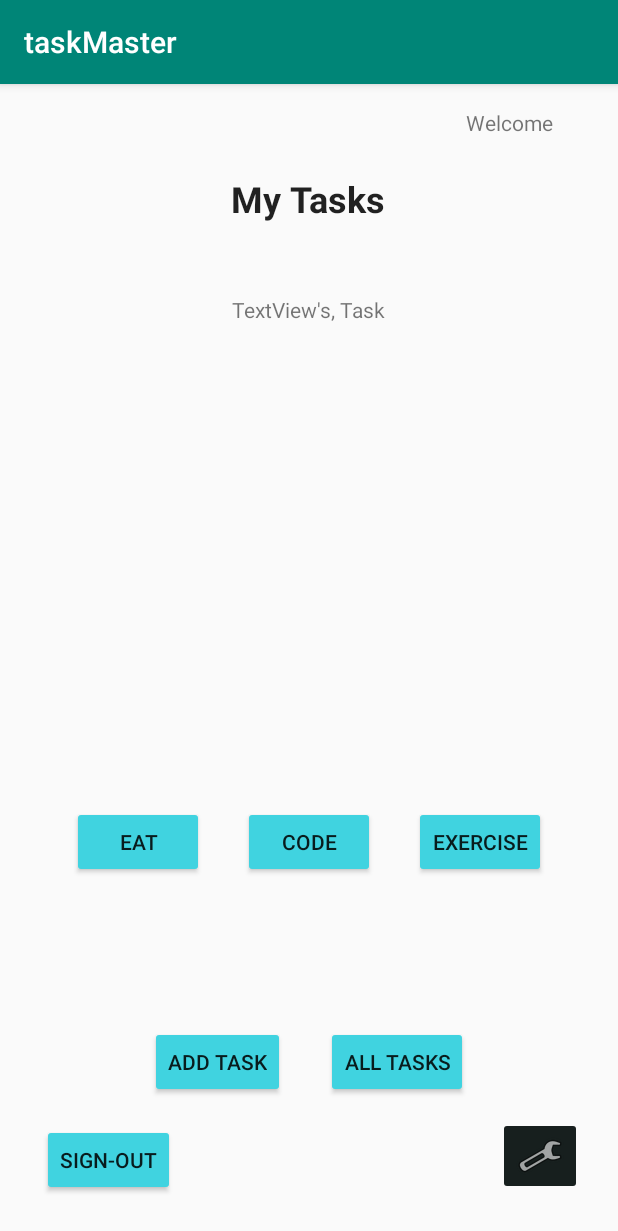
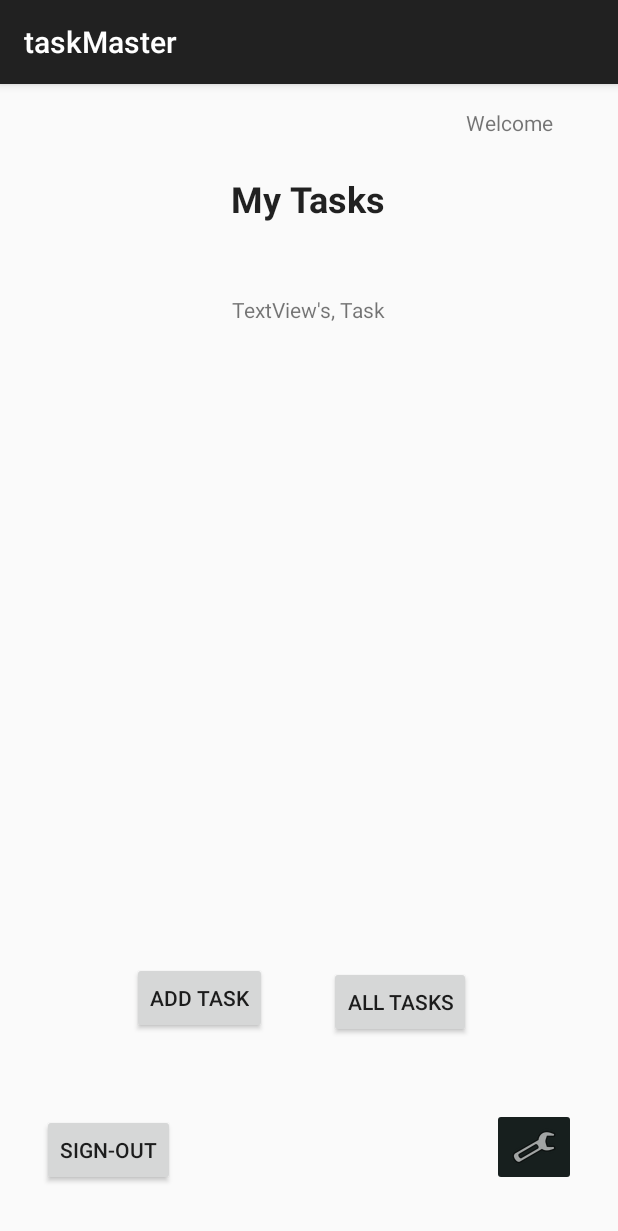
Before and after one commit to JBajracharya/taskMaster, an Android app: the screen it shows after launch (MainActivity), on a phone screen of 412 x 824 dp. Shown: the top 1231 px of the screen. Run offline under Robolectric (Android 15) with nearby library versions, the phone set to English and light mode, and no system bars; our stand-ins replace Room's generated code; libraries missing offline, so code that uses them is left out: com.amazonaws.amplify, com.amazonaws.mobile, com.amazonaws.mobileconnectors, com.amazonaws.services, com.apollographql.apollo; 9 statements that could not run were skipped.

```diff
--- a/app/src/main/AndroidManifest.xml
+++ b/app/src/main/AndroidManifest.xml
@@ -16,8 +16,9 @@
         android:label="@string/app_name"
         android:roundIcon="@mipmap/ic_launcher_round"
         android:supportsRtl="true"
-        android:theme="@style/AppTheme"
-        android:requestLegacyExternalStorage="true">
+        android:theme="@style/Theme.AppCompat.Light.DarkActionBar"
+        android:requestLegacyExternalStorage="true"
+        >
 
         <activity android:name=".SettingsActivity"></activity>
         <activity android:name=".TaskDetail" />
--- a/app/src/main/java/com/bajracharya/taskmaster/MainActivity.java
+++ b/app/src/main/java/com/bajracharya/taskmaster/MainActivity.java
@@ -110,11 +110,7 @@ public class MainActivity extends AppCompatActivity implements TaskListFragment.
                                                     AWSMobileClient.getInstance().signOut();
                                                     break;
                                             }
-//
-//                                            if(result.getUserState().equals((UserState.SIGNED_IN))) {
-//                                                uploadWithTransferUtility();
-//
-//                                            }
+
                                         }
 
                                 @Override
@@ -124,11 +120,6 @@ public class MainActivity extends AppCompatActivity implements TaskListFragment.
                             });
                         }
 
-
-
-//                        if(userStateDetails.getUserState().equals((UserState.SIGNED_IN))) {
-//                            AWSMobileClient.getInstance().signOut();
-//                        }
 
                     }
 
@@ -205,35 +196,35 @@ public class MainActivity extends AppCompatActivity implements TaskListFragment.
         });
 
 //        task buttons :::::::::::::::::::
-        final Button task1 = findViewById(R.id.button5);
-        task1.setOnClickListener(new View.OnClickListener() {
-            @Override
-            public void onClick(View v) {
-                Intent goToTaskDetail = new Intent(MainActivity.this, TaskDetail.class);
-                goToTaskDetail.putExtra("task", task1.getText().toString());
-                MainActivity.this.startActivity(goToTaskDetail);
-            }
-        });
-
-        final Button task2 = findViewById(R.id.button6);
-        task2.setOnClickListener(new View.OnClickListener() {
-            @Override
-            public void onClick(View v) {
-                Intent goToTaskDetail = new Intent(MainActivity.this, TaskDetail.class);
-                goToTaskDetail.putExtra("task", task2.getText().toString());
-                MainActivity.this.startActivity(goToTaskDetail);
-            }
-        });
-
-        final Button task3 = findViewById(R.id.button7);
-        task3.setOnClickListener(new View.OnClickListener() {
-            @Override
-            public void onClick(View v) {
-                Intent goToTaskDetail = new Intent(MainActivity.this, TaskDetail.class);
-                goToTaskDetail.putExtra("task", task3.getText().toString());
-                MainActivity.this.startActivity(goToTaskDetail);
-            }
-        });
+//        final Button task1 = findViewById(R.id.button5);
+//        task1.setOnClickListener(new View.OnClickListener() {
+//            @Override
+//            public void onClick(View v) {
+//                Intent goToTaskDetail = new Intent(MainActivity.this, TaskDetail.class);
+//                goToTaskDetail.putExtra("task", task1.getText().toString());
+//                MainActivity.this.startActivity(goToTaskDetail);
+//            }
+//        });
+//
+//        final Button task2 = findViewById(R.id.button6);
+//        task2.setOnClickListener(new View.OnClickListener() {
+//            @Override
+//            public void onClick(View v) {
+//                Intent goToTaskDetail = new Intent(MainActivity.this, TaskDetail.class);
+//                goToTaskDetail.putExtra("task", task2.getText().toString());
+//                MainActivity.this.startActivity(goToTaskDetail);
+//            }
+//        });
+//
+//        final Button task3 = findViewById(R.id.button7);
+//        task3.setOnClickListener(new View.OnClickListener() {
+//            @Override
+//            public void onClick(View v) {
+//                Intent goToTaskDetail = new Intent(MainActivity.this, TaskDetail.class);
+//                goToTaskDetail.putExtra("task", task3.getText().toString());
+//                MainActivity.this.startActivity(goToTaskDetail);
+//            }
+//        });
     }
 
 
@@ -263,6 +254,10 @@ public class MainActivity extends AppCompatActivity implements TaskListFragment.
             for( ListTodoTasksQuery.Item item : response.data().listTodoTasks().items()) {
                 Log.i(TAG, item.title());
                 listOfTasks.add(new Task(item.title(),item.body(), item.state()));
+            }
+            for (Task t :
+                    listOfTasks) {
+                Log.i(TAG, "taskList" + t.title );
             }
 
 
@@ -316,68 +311,6 @@ public class MainActivity extends AppCompatActivity implements TaskListFragment.
 
     }
 
-//    uploading files to s3 bucket :::::::::::::::::::::::::;;;;;;;;;:::::::::
-//    public void uploadWithTransferUtility() {
-//
-//        TransferUtility transferUtility =
-//                TransferUtility.builder()
-//                        .context(getApplicationContext())
-//                        .awsConfiguration(AWSMobileClient.getInstance().getConfiguration())
-//                        .s3Client(new AmazonS3Client(AWSMobileClient.getInstance()))
-//                        .build();
-//
-//        File file = new File(getApplicationContext().getFilesDir(), "test.txt");
-//        try {
-//            BufferedWriter writer = new BufferedWriter(new FileWriter(file));
-//            writer.append("Hellooooooooo!");
-//            writer.close();
-//        }
-//        catch(Exception e) {
-//            Log.e(TAG, e.getMessage());
-//        }
-//
-//        TransferObserver uploadObserver =
-//                transferUtility.upload(
-//                        "public/test.txt",
-//                        new File(getApplicationContext().getFilesDir(),"test.txt"));
-//
-//        // Attach a listener to the observer to get state update and progress notifications
-//        uploadObserver.setTransferListener(new TransferListener() {
-//
-//            @Override
-//            public void onStateChanged(int id, TransferState state) {
-//                if (TransferState.COMPLETED == state) {
-//                    // Handle a completed upload.
-//                }
-//            }
-//
-//            @Override
-//            public void onProgressChanged(int id, long bytesCurrent, long bytesTotal) {
-//                float percentDonef = ((float) bytesCurrent / (float) bytesTotal) * 100;
-//                int percentDone = (int)percentDonef;
-//
-//                Log.d(TAG, "ID:" + id + " bytesCurrent: " + bytesCurrent
-//                        + " bytesTotal: " + bytesTotal + " " + percentDone + "%");
-//            }
-//
-//            @Override
-//            public void onError(int id, Exception ex) {
-//                // Handle errors
-//            }
-//
-//        });
-//
-//        // If you prefer to poll for the data, instead of attaching a
-//        // listener, check for the st;
-//        if (TransferState.COMPLETED == uploadObserver.getState()) {
-//            // Handle a completed upload.
-//        }
-//
-//        Log.d(TAG, "Bytes Transferred: " + uploadObserver.getBytesTransferred());
-//        Log.d(TAG, "Bytes Total: " + uploadObserver.getBytesTotal());
-//    }
-
-
     @Override
     public void onListFragmentInteraction(DummyContent.DummyItem item) {
         Log.i(TAG, "clikced");
--- a/app/src/main/res/layout/activity_main.xml
+++ b/app/src/main/res/layout/activity_main.xml
@@ -10,21 +10,27 @@
         android:id="@+id/button"
         android:layout_width="wrap_content"
         android:layout_height="wrap_content"
-        android:layout_marginStart="100dp"
+        android:layout_marginStart="88dp"
         android:layout_marginBottom="92dp"
         android:text="ADD TASK"
         app:layout_constraintBottom_toBottomOf="parent"
-        app:layout_constraintStart_toStartOf="parent" />
+        app:layout_constraintStart_toStartOf="parent"
+        app:layout_constraintTop_toBottomOf="@+id/fragment"
+        app:layout_constraintVertical_bias="0.76" />
 
     <Button
         android:id="@+id/button2"
         android:layout_width="wrap_content"
         android:layout_height="wrap_content"
-        android:layout_marginEnd="100dp"
-        android:layout_marginBottom="92dp"
+        android:layout_marginEnd="88dp"
+        android:layout_marginBottom="104dp"
         android:text="All Tasks"
         app:layout_constraintBottom_toBottomOf="parent"
-        app:layout_constraintEnd_toEndOf="parent" />
+        app:layout_constraintEnd_toEndOf="parent"
+        app:layout_constraintHorizontal_bias="0.811"
+        app:layout_constraintStart_toEndOf="@+id/button"
+        app:layout_constraintTop_toBottomOf="@+id/fragment"
+        app:layout_constraintVertical_bias="0.83" />
 
     <TextView
         android:id="@+id/textView3"
@@ -44,14 +50,14 @@
         android:id="@+id/imageButton"
         android:layout_width="wrap_content"
         android:layout_height="wrap_content"
-        android:layout_marginEnd="24dp"
+        android:layout_marginEnd="28dp"
         android:layout_marginBottom="16dp"
         android:backgroundTint="#171F1E"
         android:onClick="onSettingButtonPress"
         app:layout_constraintBottom_toBottomOf="parent"
         app:layout_constraintEnd_toEndOf="parent"
         app:layout_constraintTop_toBottomOf="@+id/button2"
-        app:layout_constraintVertical_bias="0.538"
+        app:layout_constraintVertical_bias="0.728"
         app:srcCompat="@android:drawable/ic_menu_manage" />
 
     <TextView
@@ -63,40 +69,6 @@
         app:layout_constraintEnd_toEndOf="parent"
         app:layout_constraintStart_toStartOf="parent"
         app:layout_constraintTop_toBottomOf="@+id/textView3" />
-
-    <Button
-        android:id="@+id/button5"
-        android:layout_width="wrap_content"
-        android:layout_height="wrap_content"
-        android:layout_marginStart="48dp"
-        android:layout_marginTop="32dp"
-        android:text="Eat"
-        app:layout_constraintBottom_toTopOf="@+id/button"
-        app:layout_constraintStart_toStartOf="parent"
-        app:layout_constraintTop_toBottomOf="@+id/fragment"
-        app:layout_constraintVertical_bias="0.0" />
-
-    <Button
-        android:id="@+id/button6"
-        android:layout_width="wrap_content"
-        android:layout_height="wrap_content"
-        android:layout_marginTop="32dp"
-        android:text="code"
-        app:layout_constraintEnd_toEndOf="parent"
-        app:layout_constraintStart_toStartOf="parent"
-        app:layout_constraintTop_toBottomOf="@+id/fragment" />
-
-    <Button
-        android:id="@+id/button7"
-        android:layout_width="wrap_content"
-        android:layout_height="wrap_content"
-        android:layout_marginTop="32dp"
-        android:layout_marginEnd="48dp"
-        android:text="Exercise"
-        app:layout_constraintBottom_toTopOf="@+id/button2"
-        app:layout_constraintEnd_toEndOf="parent"
-        app:layout_constraintTop_toBottomOf="@+id/fragment"
-        app:layout_constraintVertical_bias="0.0" />
 
     <fragment
         android:id="@+id/fragment"
```
Also changed, not shown: app/src/main/res/values/colors.xml (line endings or trailing spaces).
